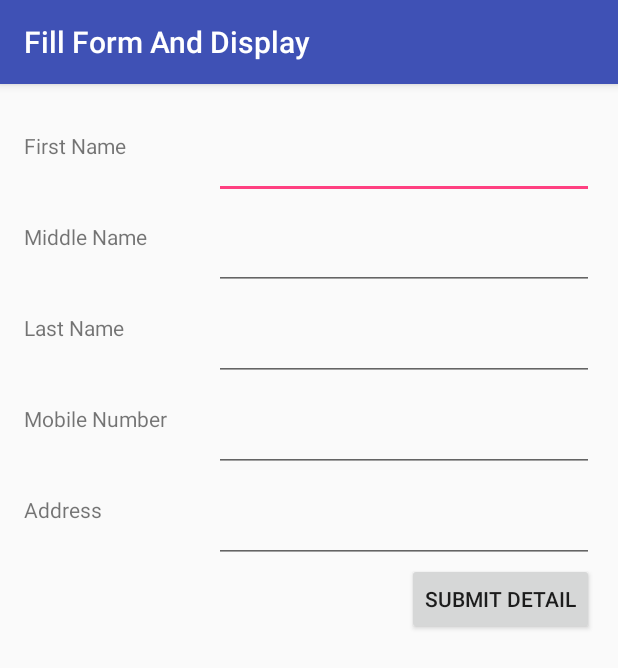
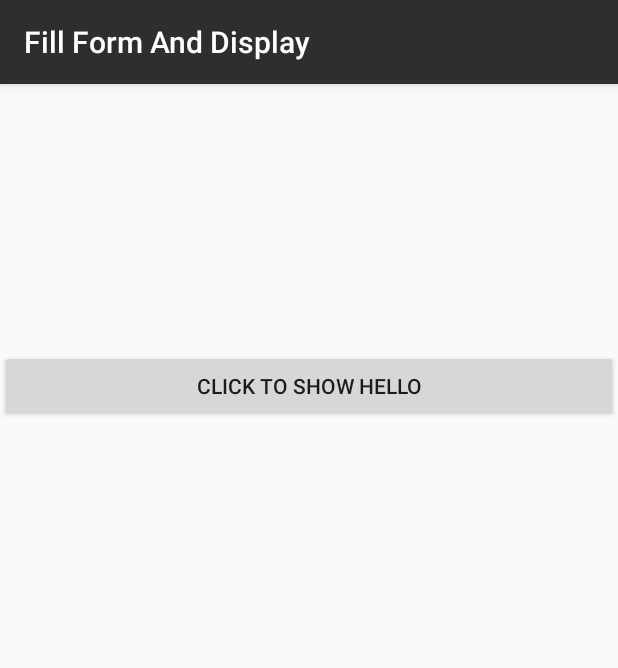
Before and after one commit to mohitlivetech2016/MyFirstApp, an Android app: the screen it shows after launch (MainActivity), on a phone screen of 412 x 824 dp. Shown: the top 668 px of the screen. Run offline under Robolectric (Android 15) with nearby library versions, the phone set to English and light mode, and no system bars.

Commit message:
10/26/2016  --> 11:50

```diff
--- a/app/src/main/java/com/example/android/myfirstapp/MainActivity.java
+++ b/app/src/main/java/com/example/android/myfirstapp/MainActivity.java
@@ -2,14 +2,39 @@ package com.example.android.myfirstapp;
 
 import android.support.v7.app.AppCompatActivity;
 import android.os.Bundle;
+import android.view.View;
+import android.widget.Button;
+import android.widget.EditText;
+import android.widget.TextView;
+import android.widget.Toast;
 
 public class MainActivity extends AppCompatActivity {
-
+      Button button;
+        TextView text;
     @Override
     protected void onCreate(Bundle savedInstanceState) {
         super.onCreate(savedInstanceState);
-        setContentView(R.layout.activity_main);
+        setContentView(R.layout.second_activity);
+
+        button=(Button)findViewById(R.id.button);
+        text=(TextView)findViewById(R.id.text1);
+
+
+        button.setOnClickListener(new View.OnClickListener()
+        {
+            @Override
+            public void onClick(View v)
+            {
+            text.setText(" Hello Sir :) ");
+
+            }
+
+
+        });
+
     }
 
 
+
+
 }
--- /dev/null
+++ b/app/src/main/res/layout/second_activity.xml
@@ -0,0 +1,29 @@
+<?xml version="1.0" encoding="utf-8"?>
+<LinearLayout xmlns:android="http://schemas.android.com/apk/res/android"
+    android:orientation="vertical"
+    android:layout_width="match_parent"
+    android:layout_height="match_parent"
+
+
+    >
+
+
+
+    <TextView
+        android:layout_marginTop="30sp"
+        android:layout_width="match_parent"
+        android:layout_height="wrap_content"
+        android:id="@+id/text1"
+        android:textSize="50sp"
+        android:gravity="center"
+        />
+    <Button
+        android:layout_marginTop="80sp"
+        android:layout_marginBottom="@android:dimen/app_icon_size"
+        android:text="Click to Show Hello"
+        android:layout_width="match_parent"
+        android:layout_height="wrap_content"
+        android:id="@+id/button"
+        android:shadowColor="@android:color/background_light"
+       />
+</LinearLayout>
--- a/app/src/main/res/values/colors.xml
+++ b/app/src/main/res/values/colors.xml
@@ -1,6 +1,6 @@
 <?xml version="1.0" encoding="utf-8"?>
 <resources>
-    <color name="colorPrimary">#3F51B5</color>
-    <color name="colorPrimaryDark">#303F9F</color>
-    <color name="colorAccent">#FF4081</color>
+    <color name="colorPrimary">#302d2d</color>
+    <color name="colorPrimaryDark">#000000</color>
+    <color name="colorAccent">#8e8487</color>
 </resources>
```
